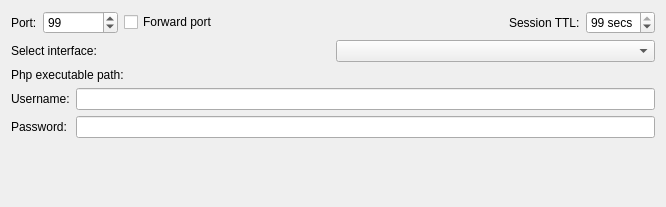
First picture: the form in plugins/webinterface/webinterfaceprefwidget.ui, repository KDE/ktorrent, before the edit.
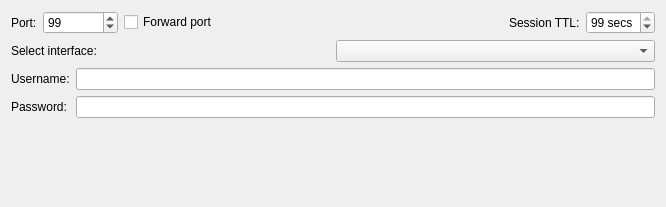
Second picture: the form after the edit. Custom widgets are drawn as their Qt base class.

```diff
--- a/plugins/webinterface/webinterfaceprefwidget.ui
+++ b/plugins/webinterface/webinterfaceprefwidget.ui
@@ -158,34 +158,6 @@
      </item>
     </layout>
    </item>
-   <item>
-    <layout class="QHBoxLayout" >
-     <item>
-      <widget class="QLabel" name="textLabel2" >
-       <property name="text" >
-        <string>Php executable path:</string>
-       </property>
-       <property name="wordWrap" >
-        <bool>false</bool>
-       </property>
-      </widget>
-     </item>
-     <item>
-      <widget class="KUrlRequester" name="kcfg_phpExecutablePath" >
-       <property name="toolTip" >
-        <string>The path of the php executable.</string>
-       </property>
-      </widget>
-     </item>
-     <item>
-      <widget class="KLed" name="kled" >
-       <property name="toolTip" >
-        <string/>
-       </property>
-      </widget>
-     </item>
-    </layout>
-   </item>
    <item>
     <layout class="QGridLayout" >
      <item row="0" column="0" >
@@ -241,19 +213,6 @@
  </widget>
  <layoutdefault spacing="6" margin="11" />
  <pixmapfunction>qPixmapFromMimeSource</pixmapfunction>
- <customwidgets>
-  <customwidget>
-   <class>KLed</class>
-   <extends>QWidget</extends>
-   <header>kled.h</header>
-  </customwidget>
-  <customwidget>
-   <class>KUrlRequester</class>
-   <extends>QFrame</extends>
-   <header>kurlrequester.h</header>
-   <container>1</container>
-  </customwidget>
- </customwidgets>
  <includes>
   <include location="local" >klineedit.h</include>
   <include location="local" >kurlrequester.h</include>
```
